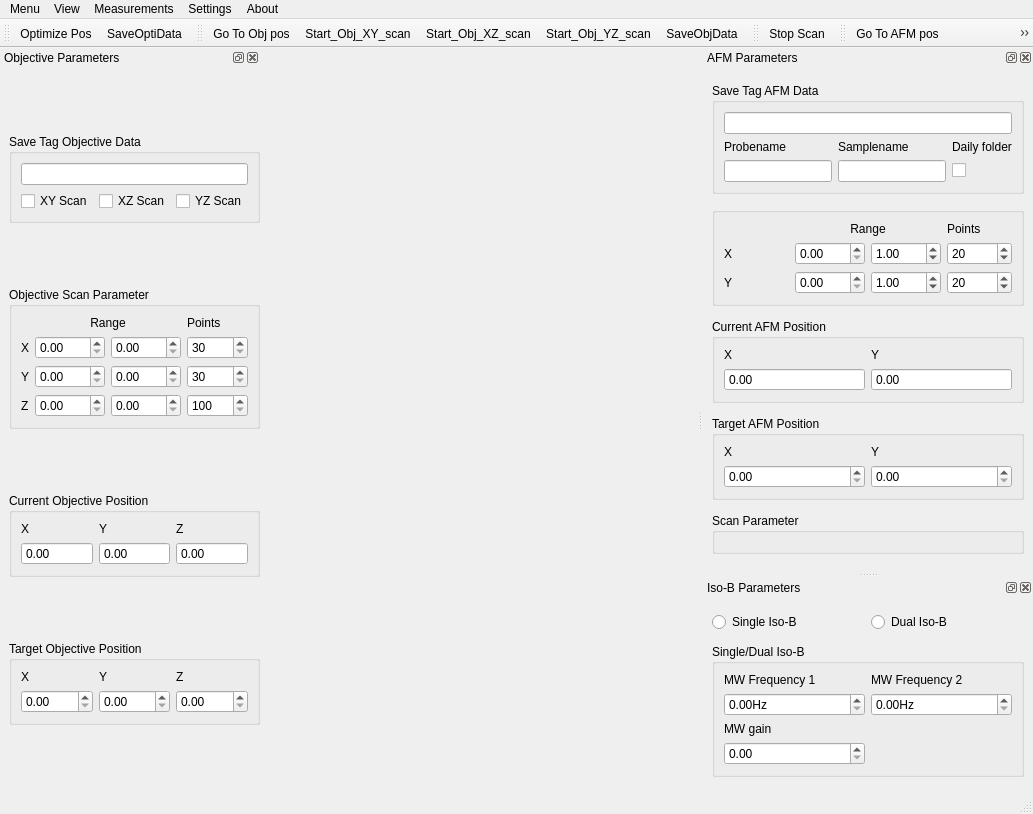
First picture: the form in gui/ui_qafm_gui.ui, repository sriharijayaram5/qudi, before the edit.
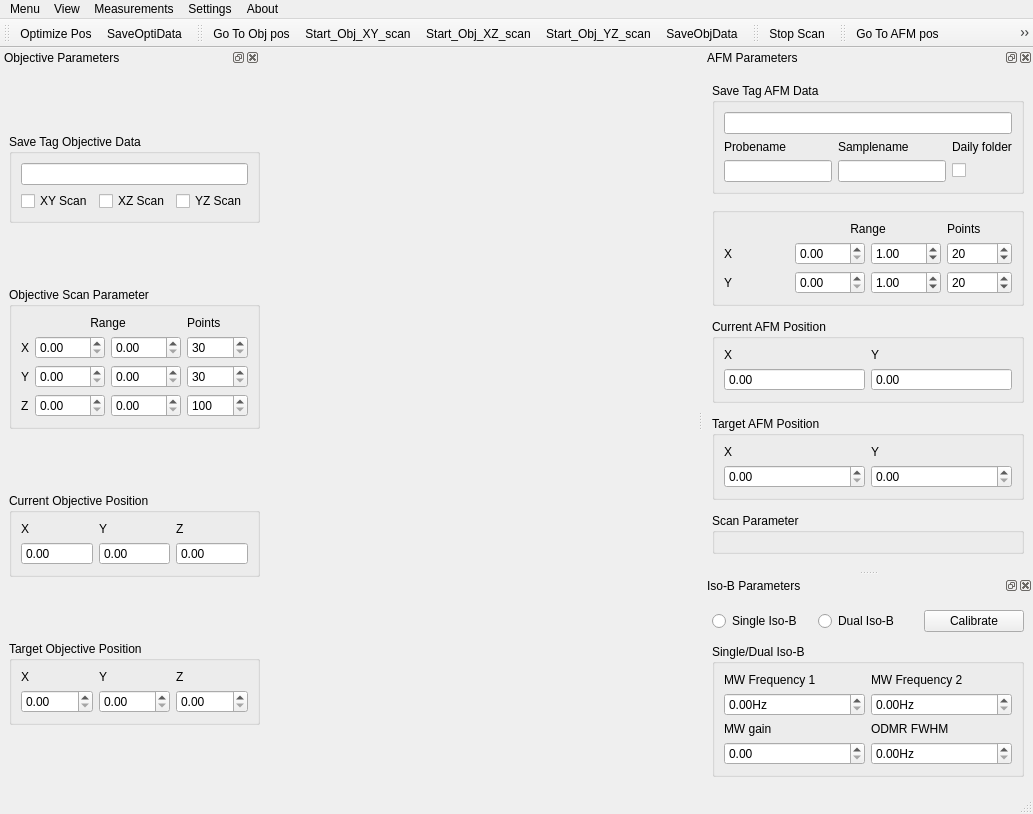
Second picture: the form after the edit. Icons and pictures are not drawn. Custom widgets are drawn as their Qt base class.

Commit message: Implemented dual iso-b magnetic calculation with qafm_gui changes

What changed in the file:
```diff
--- a/gui/ui_qafm_gui.ui
+++ b/gui/ui_qafm_gui.ui
@@ -858,10 +858,10 @@
         <string>Single/Dual Iso-B</string>
        </property>
        <layout class="QGridLayout" name="gridLayout_11">
-        <item row="0" column="0">
-         <widget class="QLabel" name="label_23">
+        <item row="2" column="0">
+         <widget class="QLabel" name="mw_gain_Label">
           <property name="text">
-           <string>MW Frequency 1</string>
+           <string>MW gain</string>
           </property>
          </widget>
         </item>
@@ -872,10 +872,10 @@
           </property>
          </widget>
         </item>
-        <item row="2" column="0">
-         <widget class="QLabel" name="label_24">
+        <item row="0" column="0">
+         <widget class="QLabel" name="mw_freq1_Label">
           <property name="text">
-           <string>MW gain</string>
+           <string>MW Frequency 1</string>
           </property>
          </widget>
         </item>
@@ -918,6 +918,26 @@
           </property>
          </widget>
         </item>
+        <item row="2" column="1">
+         <widget class="QLabel" name="odmr_fwhm_Label">
+          <property name="text">
+           <string>ODMR FWHM</string>
+          </property>
+         </widget>
+        </item>
+        <item row="3" column="1">
+         <widget class="ScienDSpinBox" name="fwhm_isob_freq_DSpinBox">
+          <property name="suffix">
+           <string>Hz</string>
+          </property>
+          <property name="maximum">
+           <double>10000000000.000000000000000</double>
+          </property>
+          <property name="singleStep">
+           <double>0.010000000000000</double>
+          </property>
+         </widget>
+        </item>
        </layout>
       </widget>
      </item>
@@ -940,6 +960,13 @@
          </property>
         </widget>
        </item>
+       <item>
+        <widget class="QPushButton" name="calibrate_dual_isob_PushButton">
+         <property name="text">
+          <string>Calibrate</string>
+         </property>
+        </widget>
+       </item>
       </layout>
      </item>
     </layout>
```
Left out of the diff: 2 changed lines with no effect on the pictures. The commit also changes 2 other files.
